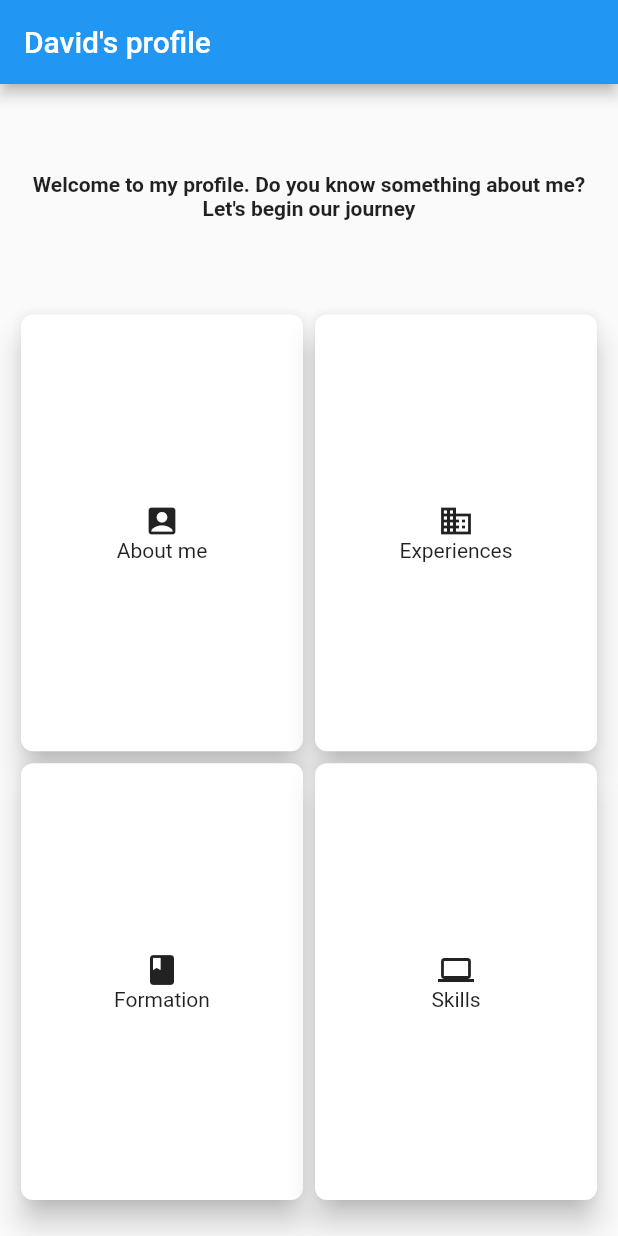
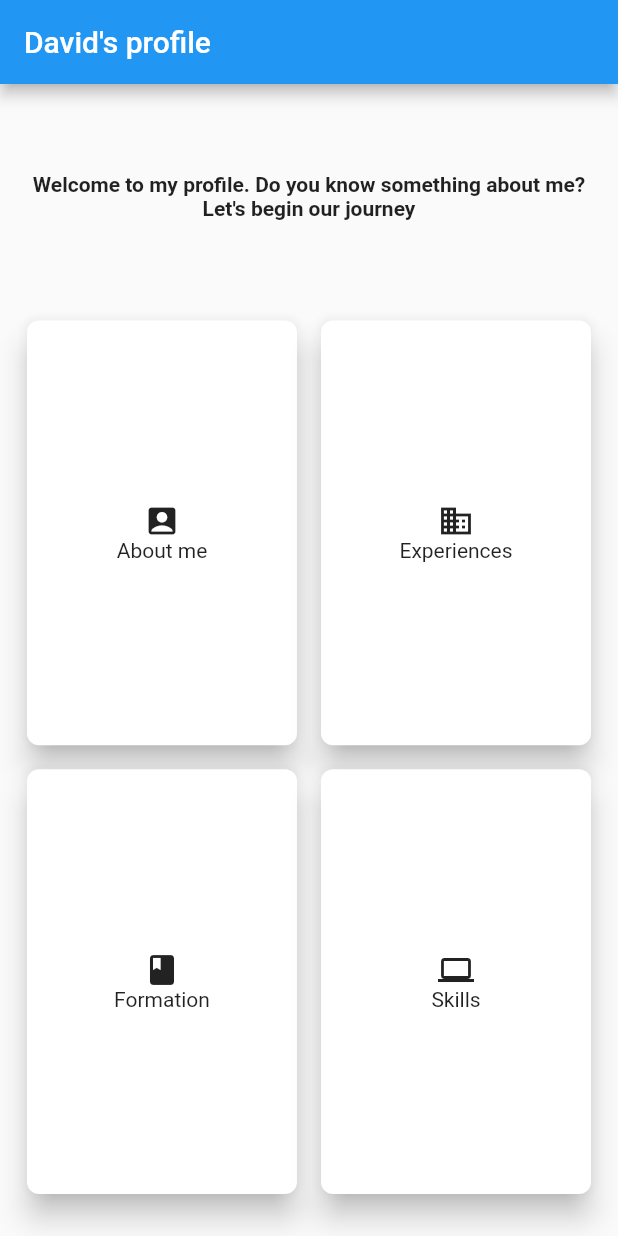
Before and after one commit to cminhtruong/resume, a Flutter app: the screen it shows after launch, on a phone screen of 412 x 824 dp. Run offline on Flutter 3.47's test engine with Material 2 defaults, Android fonts, the phone set to English and light mode, and no system bars.

Commit message:
Add some logs

```diff
--- a/lib/main.dart
+++ b/lib/main.dart
@@ -1,3 +1,5 @@
+import 'dart:io';
+
 import 'package:flutter/cupertino.dart';
 import 'package:flutter/material.dart';
 
@@ -40,6 +42,7 @@ class MyHomePage extends StatefulWidget {
 class _MyHomePageState extends State<MyHomePage> {
   @override
   Widget build(BuildContext context) {
+    stdout.writeln("Started MyHomePageState");
     // This method is rerun every time setState is called, for instance as done
     // by the _incrementCounter method above.
     //
@@ -90,8 +93,11 @@ class _MyHomePageState extends State<MyHomePage> {
   }
 
   Expanded _buildCardItem(IconData icon, String title) {
+    stdout.writeln("_buildCardItem with " + title);
     return Expanded(
         flex: 2,
+        child: Container(
+          margin: const EdgeInsets.all(4.0),
           child: SizedBox(
             child: Card(
               elevation: 8,
@@ -109,6 +115,6 @@ class _MyHomePageState extends State<MyHomePage> {
                   ]),
             ),
           ),
-    );
+        ));
   }
 }
```
Also changed, not shown: 1 other file. Lines whose indentation alone changed are shown as unchanged.
